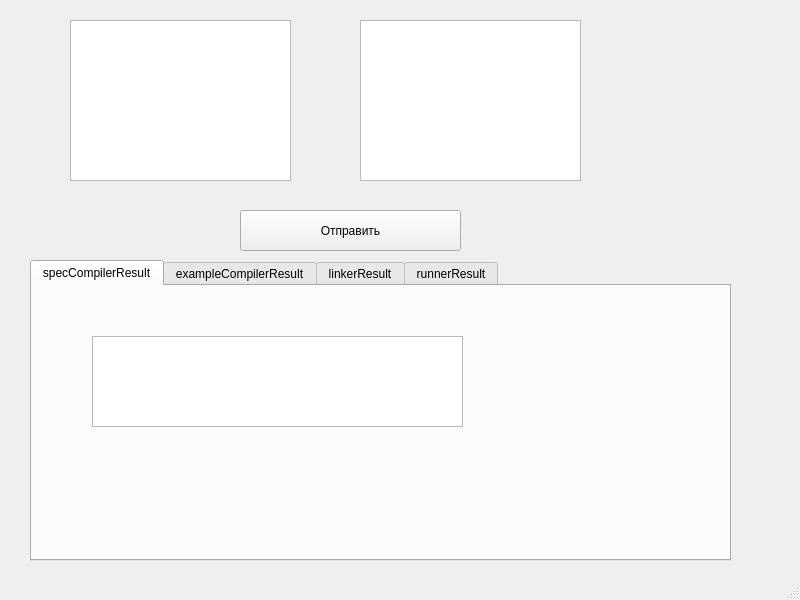
Qt form mainwindow.ui (avolkov00/TestEditor) before a commit.
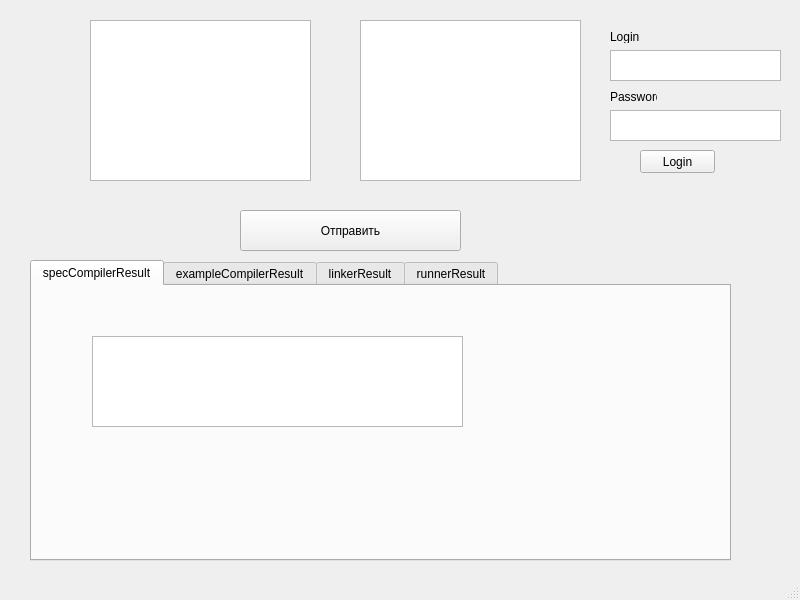
The same form after that commit.

Diff of the .ui file:
```diff
--- a/mainwindow.ui
+++ b/mainwindow.ui
@@ -90,7 +90,7 @@
    <widget class="QTextEdit" name="textEdit">
     <property name="geometry">
      <rect>
-      <x>70</x>
+      <x>90</x>
       <y>20</y>
       <width>221</width>
       <height>161</height>
@@ -120,6 +120,65 @@
      <string>Отправить</string>
     </property>
    </widget>
+   <widget class="QTextEdit" name="textEdit_7">
+    <property name="geometry">
+     <rect>
+      <x>610</x>
+      <y>50</y>
+      <width>171</width>
+      <height>31</height>
+     </rect>
+    </property>
+   </widget>
+   <widget class="QTextEdit" name="textEdit_8">
+    <property name="geometry">
+     <rect>
+      <x>610</x>
+      <y>110</y>
+      <width>171</width>
+      <height>31</height>
+     </rect>
+    </property>
+   </widget>
+   <widget class="QLabel" name="label">
+    <property name="geometry">
+     <rect>
+      <x>610</x>
+      <y>30</y>
+      <width>47</width>
+      <height>13</height>
+     </rect>
+    </property>
+    <property name="text">
+     <string>Login</string>
+    </property>
+   </widget>
+   <widget class="QLabel" name="label_2">
+    <property name="geometry">
+     <rect>
+      <x>610</x>
+      <y>90</y>
+      <width>47</width>
+      <height>13</height>
+     </rect>
+    </property>
+    <property name="text">
+     <string>Password</string>
+    </property>
+   </widget>
+   <widget class="QPushButton" name="pushButton_2">
+    <property name="geometry">
+     <rect>
+      <x>640</x>
+      <y>150</y>
+      <width>75</width>
+      <height>23</height>
+     </rect>
+    </property>
+    <property name="text">
+     <string>Login</string>
+    </property>
+   </widget>
   </widget>
   <widget class="QMenuBar" name="menubar">
    <property name="geometry">
```
